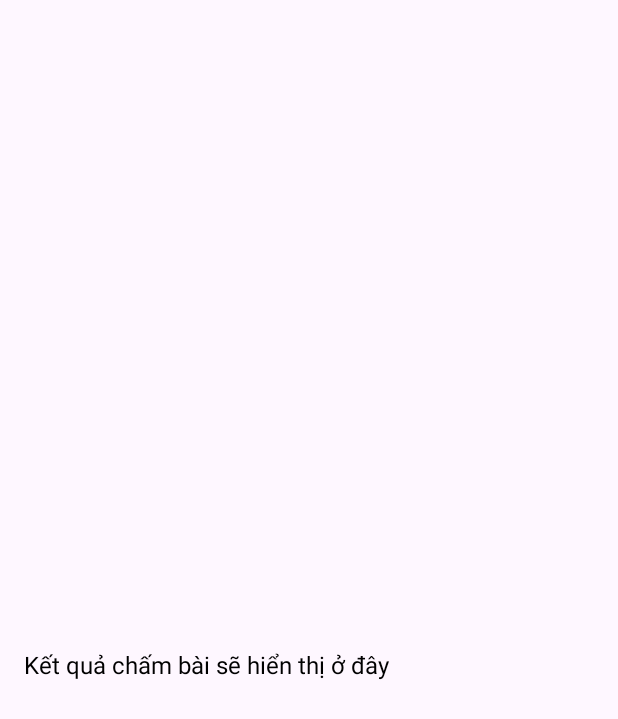
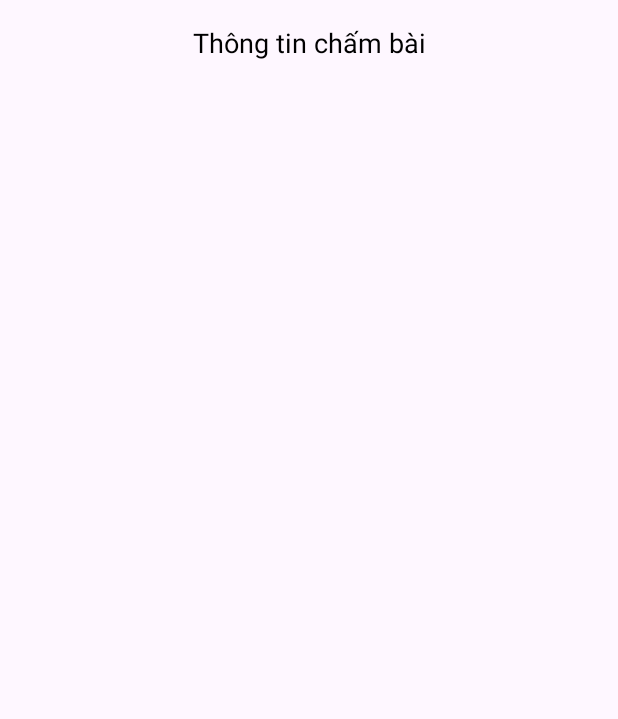
Before and after one commit to Tahn1/Javaopencv, an Android app: the layout activity_test_omr.xml on its own in the app's theme, with its tools: preview values and no code run, on a phone screen of 412 x 824 dp. Shown: the top 719 px of the screen. Run offline under Robolectric (Android 15) with nearby library versions, the phone set to English and light mode, and no system bars.

Commit message:
xử lý OMR ổn và loại bỏ một số File

```diff
--- a/app/src/main/res/layout/activity_test_omr.xml
+++ b/app/src/main/res/layout/activity_test_omr.xml
@@ -1,35 +1,28 @@
 <?xml version="1.0" encoding="utf-8"?>
-<ScrollView xmlns:android="http://schemas.android.com/apk/res/android"
+<LinearLayout
+    xmlns:android="http://schemas.android.com/apk/res/android"
     android:layout_width="match_parent"
-    android:layout_height="match_parent">
+    android:layout_height="match_parent"
+    android:orientation="vertical"
+    android:padding="16dp">
 
-    <LinearLayout
+    <!-- Phần header hiển thị thông tin đáp án (Mã đề, số câu đúng, điểm) -->
+    <TextView
+        android:id="@+id/tvHeader"
         android:layout_width="match_parent"
         android:layout_height="wrap_content"
-        android:orientation="vertical"
-        android:padding="16dp">
+        android:text="Thông tin chấm bài"
+        android:textSize="18sp"
+        android:textColor="@android:color/black"
+        android:gravity="center"
+        android:layout_marginBottom="8dp"/>
 
-        <ImageView
-            android:id="@+id/imagePreview"
-            android:layout_width="match_parent"
-            android:layout_height="200dp"
-            android:scaleType="fitCenter"
-            android:layout_marginBottom="8dp" />
+    <!-- ImageView hiển thị ảnh kết quả chấm bài -->
+    <ImageView
+        android:id="@+id/imageResult"
+        android:layout_width="match_parent"
+        android:layout_height="wrap_content"
+        android:adjustViewBounds="true"
+        android:scaleType="fitCenter"/>
 
-        <ImageView
-            android:id="@+id/imageAnnotated"
-            android:layout_width="match_parent"
-            android:layout_height="200dp"
-            android:scaleType="fitCenter"
-            android:layout_marginBottom="8dp" />
-
-        <!-- TextView hiển thị kết quả chấm bài -->
-        <TextView
-            android:id="@+id/textResult"
-            android:layout_width="match_parent"
-            android:layout_height="wrap_content"
-            android:text="Kết quả chấm bài sẽ hiển thị ở đây"
-            android:textSize="16sp"
-            android:textColor="#000000" />
-    </LinearLayout>
-</ScrollView>
+</LinearLayout>
```
Also changed, not shown: app/src/main/java/com/example/javaopencv/model/ExamItem.java (deleted, +0 -60 lines), app/src/main/java/com/example/javaopencv/omr/HighlightUtils.java (deleted, +0 -48 lines), app/src/main/java/com/example/javaopencv/omr/MarkerUtils.java (+4 -8 lines), app/src/main/java/com/example/javaopencv/omr/OMRGrader.java (deleted, +0 -22 lines), app/src/main/java/com/example/javaopencv/omr/OMRProcessor.java (+1 -14 lines), app/src/main/java/com/example/javaopencv/omr/TestOmrActivity.java (+46 -44 lines), 32 other files.
